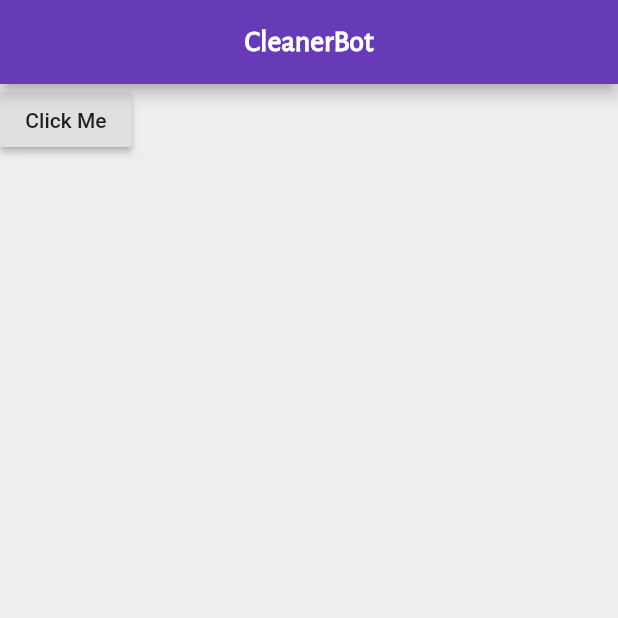
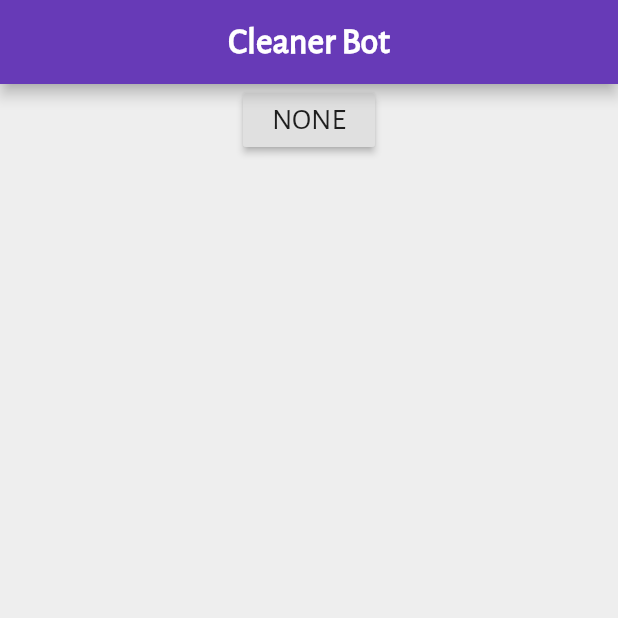
Before and after one commit to dipamsen/CleanerBot-App, a Flutter app: the screen it shows after launch, on a phone screen of 412 x 824 dp, the top half of it. Run offline on Flutter 3.47's test engine with Material 2 defaults, Android fonts, the phone set to English and light mode, and no system bars; our stand-ins replace flutter_bluetooth_serial.

```diff
--- a/lib/main.dart
+++ b/lib/main.dart
@@ -1,10 +1,7 @@
 import 'package:flutter/material.dart';
-import 'package:bluetoothadapter/bluetoothadapter.dart';
+import 'package:flutter_bluetooth_serial/flutter_bluetooth_serial.dart';
 
-
-void main() => runApp(MaterialApp(
-    home: CleanerBot()
-));
+void main() => runApp(MaterialApp(home: CleanerBot()));
 
 class CleanerBot extends StatefulWidget {
   @override
@@ -12,9 +9,10 @@ class CleanerBot extends StatefulWidget {
 }
 
 class _CleanerBotState extends State<CleanerBot> {
-
-  Bluetoothadapter flutterbluetoothadapter = Bluetoothadapter();
-
+  String _connectionStatus = "NONE";
+  void getDevices() async {
+    print("Dipam Sen");
+  }
 
   @override
   Widget build(BuildContext context) {
@@ -22,27 +20,22 @@ class _CleanerBotState extends State<CleanerBot> {
       backgroundColor: Colors.grey[200],
       appBar: AppBar(
         title: Text(
-          'CleanerBot',
+          'Cleaner Bot',
           style: TextStyle(
-            fontFamily: 'AlgreyaSans',
-            fontWeight: FontWeight.bold,
-            fontSize: 20
-          ),
+              fontFamily: 'AlgreyaSans',
+              fontWeight: FontWeight.bold,
+              fontSize: 24),
         ),
         centerTitle: true,
         backgroundColor: Colors.deepPurple,
       ),
-      body: Column(
+      body: Row(
+        mainAxisAlignment: MainAxisAlignment.center,
         children: [
           RaisedButton(
-            child: Text("Click Me"),
-            onPressed: (){
-              flutterbluetoothadapter.getDevices().then((value) {
-                value.forEach((element) {
-                  print(element);
-                });
-              });
-            },
+            child: Text(_connectionStatus,
+                style: TextStyle(fontFamily: "AlgreyaSans", fontSize: 20)),
+            onPressed: getDevices,
           )
         ],
       ),
--- a/pubspec.yaml
+++ b/pubspec.yaml
@@ -23,7 +23,7 @@ environment:
 dependencies:
   flutter:
     sdk: flutter
-
+  flutter_bluetooth_serial: ^0.2.2
 
   # The following adds the Cupertino Icons font to your application.
   # Use with the CupertinoIcons class for iOS style icons.
@@ -32,7 +32,6 @@ dependencies:
 dev_dependencies:
   flutter_test:
     sdk: flutter
-  bluetoothadapter: ^1.1.3
 
 # For information on the generic Dart part of this file, see the
 # following page: https://dart.dev/tools/pub/pubspec
```
Also changed, not shown: pubspec.lock, 2 other files.
